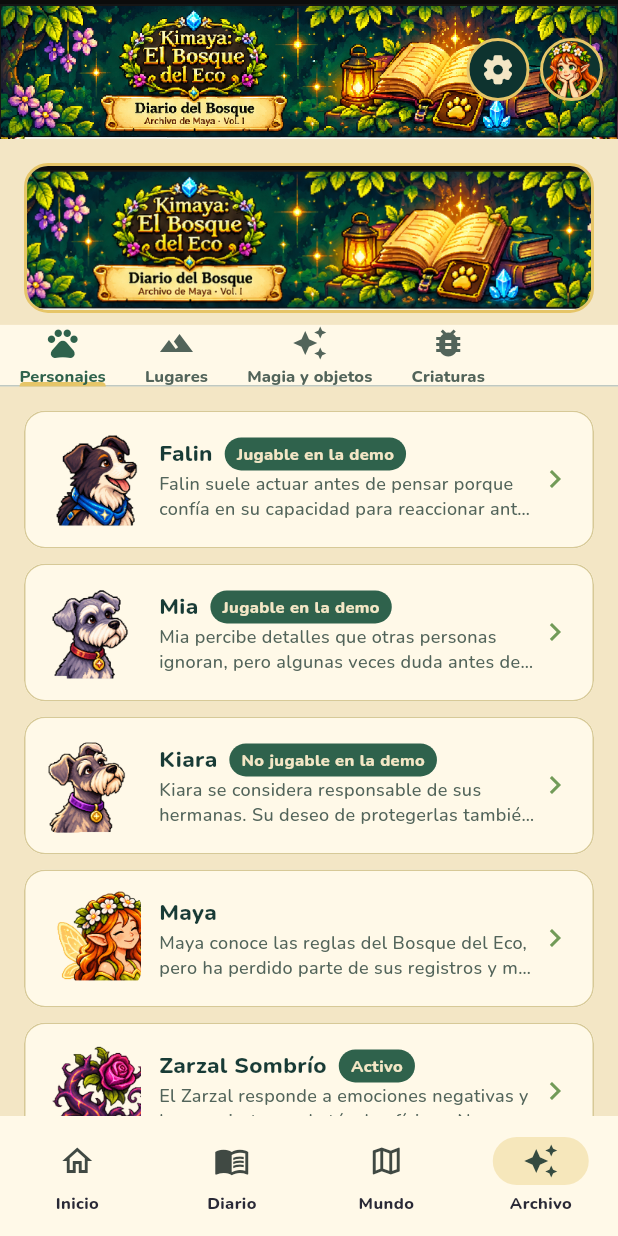
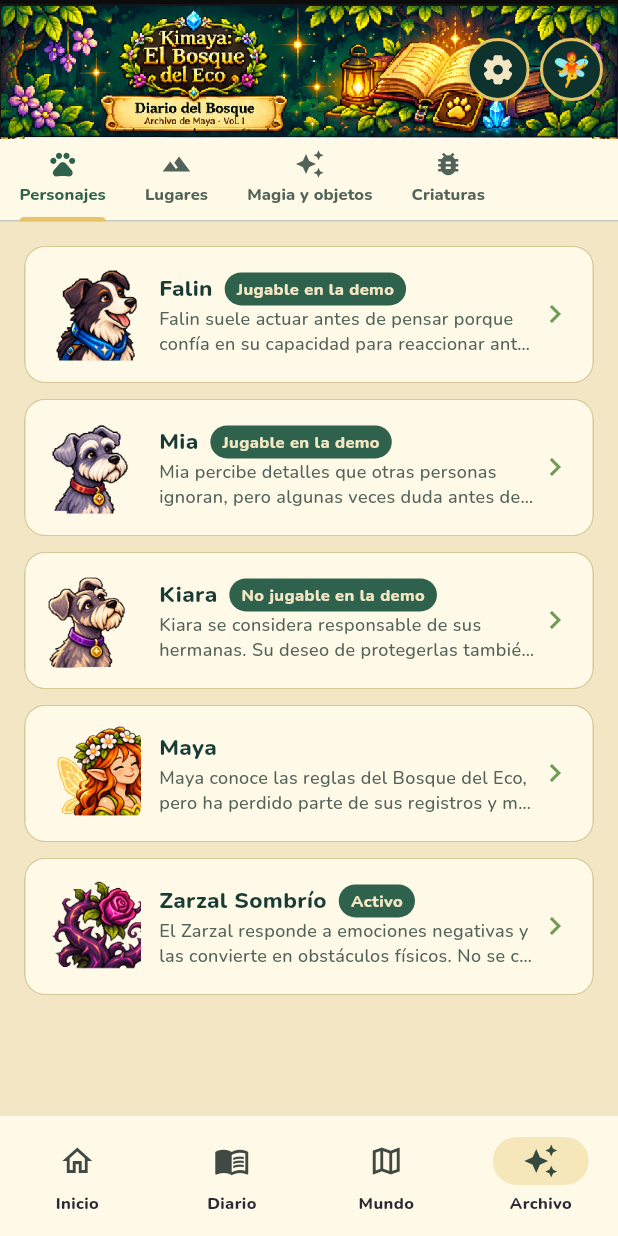
Before and after one commit to IW235/kimaya_diario, a Flutter app: the HomeShell screen opened directly with empty values, item 4 of the bottom bar chosen, on a phone screen of 412 x 824 dp. Run offline on Flutter 3.47's test engine with Material 3 defaults, Android fonts, the phone set to English and light mode, and no system bars; our stand-ins replace google_fonts, shared_preferences, supabase_flutter, video_player; accounts and stored records are empty.

Commit message:
Cambio en los archivos tabs.dart y kimaya_art.dart para mejorar la funcionalidad y el diseño de la aplicación. Se realizaron ajustes en la estructura de las pestañas y se optimizó la visualización de los elementos gráficos.

```diff
--- a/lib/screens/tabs.dart
+++ b/lib/screens/tabs.dart
@@ -310,34 +310,6 @@ class ArchivoTab extends StatelessWidget {
   Widget build(BuildContext context) => DefaultTabController(
         length: 4,
         child: Column(children: [
-          // Banner del Archivo (inspiración, p. 2): "Kimaya: El Bosque del
-          // Eco / Diario del Bosque, Archivo de Maya · Vol. I".
-          Padding(
-            padding: const EdgeInsets.fromLTRB(16, 16, 16, 8),
-            child: Container(
-              decoration: BoxDecoration(
-                borderRadius: BorderRadius.circular(16),
-                border: Border.all(color: K.gold, width: 2),
-              ),
-              child: ClipRRect(
-                borderRadius: BorderRadius.circular(14),
-                child: Image.asset(
-                  'assets/images/encabezado_diario_del_bosque.png',
-                  width: double.infinity,
-                  height: 96,
-                  fit: BoxFit.cover,
-                  errorBuilder: (_, __, ___) => Container(
-                    width: double.infinity,
-                    height: 96,
-                    alignment: Alignment.center,
-                    color: K.night,
-                    child: Text('Kimaya: El Bosque del Eco',
-                        style: K.title(11, color: K.paper)),
-                  ),
-                ),
-              ),
-            ),
-          ),
           Material(
             color: K.card,
             child: TabBar(
@@ -350,10 +322,34 @@ class ArchivoTab extends StatelessWidget {
               labelPadding: const EdgeInsets.symmetric(horizontal: 13),
               labelStyle: K.body(11, w: FontWeight.w800),
               tabs: const [
-                Tab(height: 38, icon: Icon(Icons.pets), text: 'Personajes'),
-                Tab(height: 38, icon: Icon(Icons.landscape), text: 'Lugares'),
-                Tab(height: 38, icon: Icon(Icons.auto_awesome), text: 'Magia y objetos'),
-                Tab(height: 38, icon: Icon(Icons.bug_report), text: 'Criaturas'),
+                Tab(
+                  height: 52,
+                  child: _ArchiveTabLabel(
+                    icon: Icons.pets,
+                    label: 'Personajes',
+                  ),
+                ),
+                Tab(
+                  height: 52,
+                  child: _ArchiveTabLabel(
+                    icon: Icons.landscape,
+                    label: 'Lugares',
+                  ),
+                ),
+                Tab(
+                  height: 52,
+                  child: _ArchiveTabLabel(
+                    icon: Icons.auto_awesome,
+                    label: 'Magia y objetos',
+                  ),
+                ),
+                Tab(
+                  height: 52,
+                  child: _ArchiveTabLabel(
+                    icon: Icons.bug_report,
+                    label: 'Criaturas',
+                  ),
+                ),
               ],
             ),
           ),
@@ -369,6 +365,24 @@ class ArchivoTab extends StatelessWidget {
             ]),
           ),
         ]),
+      );
+}
+
+class _ArchiveTabLabel extends StatelessWidget {
+  const _ArchiveTabLabel({required this.icon, required this.label});
+
+  final IconData icon;
+  final String label;
+
+  @override
+  Widget build(BuildContext context) => Column(
+        mainAxisSize: MainAxisSize.min,
+        mainAxisAlignment: MainAxisAlignment.center,
+        children: [
+          Icon(icon, size: 20),
+          const SizedBox(height: 2),
+          Text(label, maxLines: 1),
+        ],
       );
 }
 
--- a/lib/widgets/kimaya_art.dart
+++ b/lib/widgets/kimaya_art.dart
@@ -123,8 +123,9 @@ class JournalHeader extends StatelessWidget {
                     ),
                     const SizedBox(width: 7),
                     const _JournalHeaderButton(
-                        label: 'Maya',
-                        image: 'assets/images/maya_retrato_sin_fondo.png'),
+                      label: 'Maya',
+                      emoji: '🧚',
+                    ),
                   ],
                 ),
               ),
@@ -140,9 +141,10 @@ class _JournalHeaderButton extends StatelessWidget {
   const _JournalHeaderButton({
     required this.label,
     this.icon,
+    this.emoji,
     this.image,
     this.onTap,
-  }) : emoji = null;
+  });
 
   final String label;
   final IconData? icon;
```
